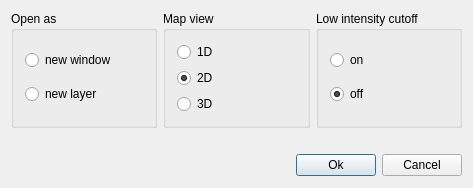
Old version of the form source/VISUAL/DIALOGS/TOPPViewOpenDialog.ui in the repository open-ms/all-svn-branches.
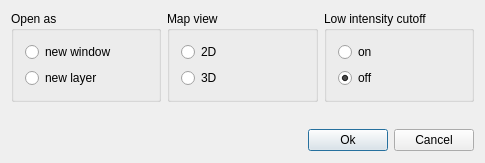
New version of the form.

Diff of the .ui file:
```diff
--- a/source/VISUAL/DIALOGS/TOPPViewOpenDialog.ui
+++ b/source/VISUAL/DIALOGS/TOPPViewOpenDialog.ui
@@ -8,8 +8,8 @@
    <rect>
     <x>0</x>
     <y>0</y>
-    <width>469</width>
-    <height>185</height>
+    <width>485</width>
+    <height>163</height>
    </rect>
   </property>
   <property name="windowTitle" >
@@ -18,15 +18,15 @@
   <property name="modal" >
    <bool>true</bool>
   </property>
-  <layout class="QGridLayout" name="gridLayout" >
-   <item row="0" column="0" colspan="3" >
-    <layout class="QHBoxLayout" name="horizontalLayout" >
+  <layout class="QVBoxLayout" >
+   <item>
+    <layout class="QHBoxLayout" >
      <item>
       <widget class="QGroupBox" name="groupBox" >
        <property name="title" >
         <string>Open as</string>
        </property>
-       <layout class="QVBoxLayout" name="verticalLayout_3" >
+       <layout class="QVBoxLayout" >
         <item>
          <widget class="QRadioButton" name="window_" >
           <property name="text" >
@@ -52,21 +52,14 @@
        <property name="title" >
         <string>Map view</string>
        </property>
-       <layout class="QVBoxLayout" name="verticalLayout" >
-        <item>
-         <widget class="QRadioButton" name="d1_" >
-          <property name="text" >
-           <string>1D</string>
-          </property>
-         </widget>
-        </item>
+       <layout class="QVBoxLayout" >
         <item>
          <widget class="QRadioButton" name="d2_" >
           <property name="text" >
            <string>2D</string>
           </property>
           <property name="checked" >
-           <bool>true</bool>
+           <bool>false</bool>
           </property>
          </widget>
         </item>
@@ -85,7 +78,7 @@
        <property name="title" >
         <string>Low intensity cutoff</string>
        </property>
-       <layout class="QVBoxLayout" name="verticalLayout_2" >
+       <layout class="QVBoxLayout" >
         <item>
          <widget class="QRadioButton" name="cutoff_" >
           <property name="text" >
@@ -111,7 +104,7 @@
      </item>
     </layout>
    </item>
-   <item row="1" column="0" colspan="3" >
+   <item>
     <spacer>
      <property name="orientation" >
       <enum>Qt::Vertical</enum>
@@ -127,7 +120,9 @@
      </property>
     </spacer>
    </item>
-   <item row="2" column="0" >
+   <item>
+    <layout class="QHBoxLayout" >
+     <item>
     <spacer>
      <property name="orientation" >
       <enum>Qt::Horizontal</enum>
@@ -143,7 +138,7 @@
      </property>
     </spacer>
    </item>
-   <item row="2" column="1" >
+     <item>
     <widget class="QPushButton" name="ok_" >
      <property name="enabled" >
       <bool>true</bool>
@@ -153,7 +148,7 @@
      </property>
     </widget>
    </item>
-   <item row="2" column="2" >
+     <item>
     <widget class="QPushButton" name="cancel_" >
      <property name="enabled" >
       <bool>true</bool>
@@ -164,6 +159,8 @@
     </widget>
    </item>
   </layout>
+   </item>
+  </layout>
  </widget>
  <layoutdefault spacing="6" margin="11" />
  <tabstops>
```
Left out of the diff: 5 changed lines with no effect on the pictures. Lines whose indentation alone changed are shown as unchanged.
